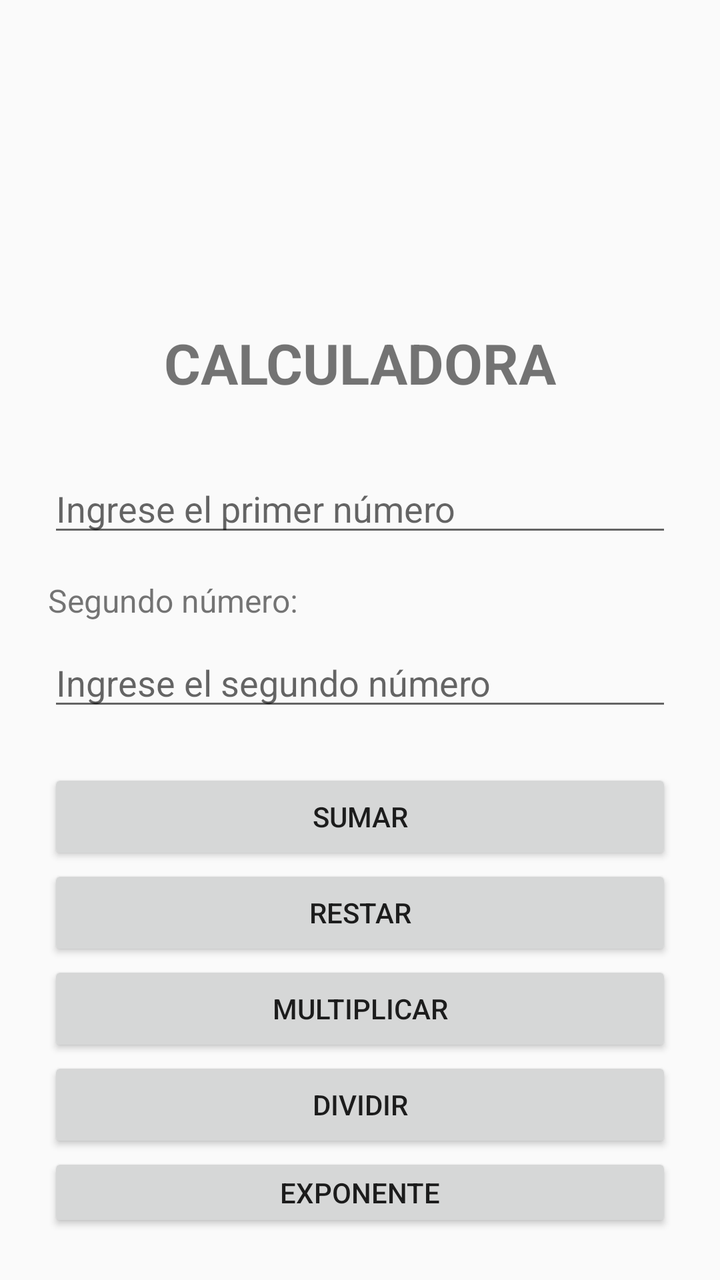
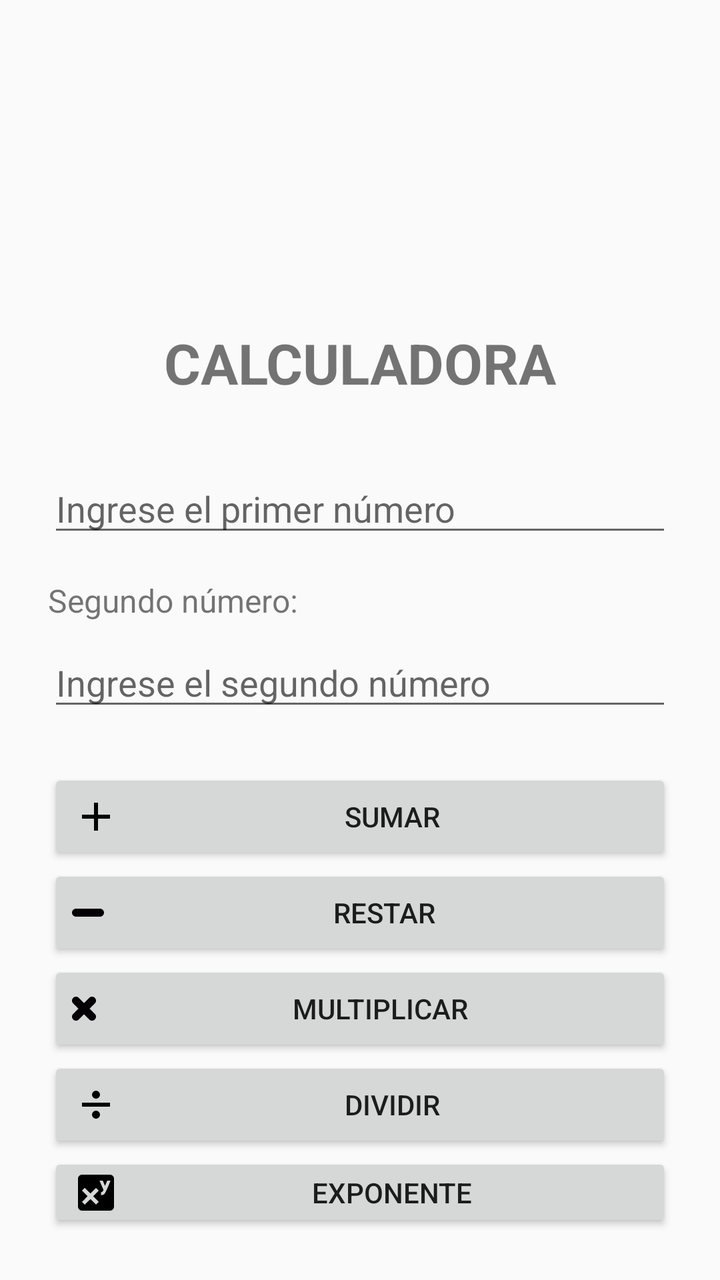

Compare the two renders of this Android layout. The source of the first and the diff that turns it into the second are given below.
<!-- AndroidManifest.xml: application theme Theme.AppCompat.Light.DarkActionBar -->
<!-- res/layout/calculadora.xml -->
<?xml version="1.0" encoding="utf-8"?>
<LinearLayout xmlns:android="http://schemas.android.com/apk/res/android"
    xmlns:tools="http://schemas.android.com/tools"
    android:layout_width="match_parent"
    android:layout_height="match_parent"
    android:orientation="vertical"
    android:padding="24dp">

    <TextView
        android:layout_width="match_parent"
        android:layout_height="wrap_content"
        android:layout_marginBottom="32dp"
        android:gravity="center"
        android:text="Calculadora"
        android:textSize="28sp"
        android:textStyle="bold"
        android:visibility="invisible"
        tools:visibility="invisible" />

    <TextView
        android:id="@+id/textView4"
        android:layout_width="match_parent"
        android:layout_height="wrap_content"
        android:layout_marginBottom="32dp"
        android:gravity="center"
        android:text="Calculadora"
        android:textSize="28sp"
        android:textStyle="bold"
        android:visibility="invisible"
        tools:visibility="invisible" />

    <TextView
        android:id="@+id/textView5"
        android:layout_width="match_parent"
        android:layout_height="wrap_content"
        android:layout_marginBottom="32dp"
        android:gravity="center"
        android:text="CALCULADORA"
        android:textSize="28sp"
        android:textStyle="bold" />

    <EditText
        android:id="@+id/etNumero1"
        android:layout_width="match_parent"
        android:layout_height="wrap_content"
        android:hint="Ingrese el primer número"
        android:inputType="numberDecimal|numberSigned"
        android:layout_marginBottom="16dp" />


    <TextView
        android:id="@+id/tvNumero2"
        android:layout_width="match_parent"
        android:layout_height="wrap_content"
        android:text="Segundo número:"
        android:textSize="16sp"
        android:layout_marginBottom="8dp" />

    <EditText
        android:id="@+id/etNumero2"
        android:layout_width="match_parent"
        android:layout_height="wrap_content"
        android:hint="Ingrese el segundo número"
        android:inputType="numberDecimal|numberSigned"
        android:layout_marginBottom="24dp" />

    
    <Button
        android:id="@+id/btnSumar"
        android:layout_width="match_parent"
        android:layout_height="wrap_content"
        android:text="Sumar" />

    <Button
        android:id="@+id/btnRestar"
        android:layout_width="match_parent"
        android:layout_height="wrap_content"
        android:text="Restar" />

    <Button
        android:id="@+id/btnMultiplicar"
        android:layout_width="match_parent"
        android:layout_height="wrap_content"
        android:text="Multiplicar" />

    <Button
        android:id="@+id/btnDividir"
        android:layout_width="match_parent"
        android:layout_height="wrap_content"
        android:text="Dividir" />

    <Button
        android:id="@+id/btnExponente"
        android:layout_width="match_parent"
        android:layout_height="wrap_content"
        android:text="Exponente" />

    <Button
        android:id="@+id/btnRaiz"
        android:layout_width="match_parent"
        android:layout_height="wrap_content"
        android:text="Raíz cuadrada" />

    <TextView
        android:id="@+id/tvResultado"
        android:layout_width="match_parent"
        android:layout_height="wrap_content"
        android:text="Resultado:"
        android:textSize="20sp"
        android:gravity="center"
        android:layout_marginTop="24dp" />

</LinearLayout>
<!-- resources referenced by this layout -->
<resources>

</resources>

<!-- the commit's change to res/layout/calculadora.xml (unified diff, before → after) -->
@@ -69,37 +69,49 @@
         android:id="@+id/btnSumar"
         android:layout_width="match_parent"
         android:layout_height="wrap_content"
-        android:text="Sumar" />
+        android:text="Sumar"
+        android:drawableStart="@drawable/ic_suma"
+        android:drawablePadding="8dp" />
 
     <Button
         android:id="@+id/btnRestar"
         android:layout_width="match_parent"
         android:layout_height="wrap_content"
-        android:text="Restar" />
+        android:text="Restar"
+        android:drawableStart="@drawable/ic_resta"
+        android:drawablePadding="8dp" />
 
     <Button
         android:id="@+id/btnMultiplicar"
         android:layout_width="match_parent"
         android:layout_height="wrap_content"
-        android:text="Multiplicar" />
+        android:text="Multiplicar"
+        android:drawableStart="@drawable/ic_multiplicacion"
+        android:drawablePadding="8dp" />
 
     <Button
         android:id="@+id/btnDividir"
         android:layout_width="match_parent"
         android:layout_height="wrap_content"
-        android:text="Dividir" />
+        android:text="Dividir"
+        android:drawableStart="@drawable/ic_division"
+        android:drawablePadding="8dp" />
 
     <Button
         android:id="@+id/btnExponente"
         android:layout_width="match_parent"
         android:layout_height="wrap_content"
-        android:text="Exponente" />
+        android:text="Exponente"
+        android:drawableStart="@drawable/ic_expponente"
+        android:drawablePadding="8dp" />
 
     <Button
         android:id="@+id/btnRaiz"
         android:layout_width="match_parent"
         android:layout_height="wrap_content"
-        android:text="Raíz cuadrada" />
+        android:text="Raíz cuadrada"
+        android:drawableStart="@drawable/ic_raiz_cuadrada"
+        android:drawablePadding="8dp" />
 
     <TextView
         android:id="@+id/tvResultado"
<!-- resource entries referenced after the edit -->
@@ -1,5 +1,56 @@
 <!-- resources referenced by this layout -->
 <resources>
-
+  <!-- drawable ic_division (drawable) -->
+  <vector xmlns:android="http://schemas.android.com/apk/res/android"
+      android:width="24dp"
+      android:height="24dp"
+      android:viewportWidth="24"
+      android:viewportHeight="24">
+    <path
+        android:fillColor="#FF000000"
+        android:pathData="M19,13H5V11H19V13M12,5A2,2 0,0 1,14 7A2,2 0,0 1,12 9A2,2 0,0 1,10 7A2,2 0,0 1,12 5M12,15A2,2 0,0 1,14 17A2,2 0,0 1,12 19A2,2 0,0 1,10 17A2,2 0,0 1,12 15Z"/>
+  </vector>
+  <!-- drawable ic_expponente (drawable) -->
+  <vector xmlns:android="http://schemas.android.com/apk/res/android"
+      android:width="24dp"
+      android:height="24dp"
+      android:viewportWidth="24"
+      android:viewportHeight="24">
+    <path
+        android:fillColor="#FF000000"
+        android:pathData="M5,3C3.89,3 3,3.89 3,5V19A2,2 0,0 0,5 21H19A2,2 0,0 0,21 19V5A2,2 0,0 0,19 3H5M13.76,6H15.39L16.5,8.6L17.59,6H19.24C19.24,6 17.5,10.57 16.46,12.32C16.08,12.89 15.35,13.27 14.5,13.25V11.75C14.96,11.76 15.25,11.5 15.5,11.13C15.61,11 15.68,10.8 15.74,10.64L13.76,6M6.41,9.59L9.21,12.38L12,9.59L13.41,11L10.62,13.79L13.41,16.59L12,18L9.21,15.21L6.41,18L5,16.59L7.79,13.79L5,11L6.41,9.59Z"/>
+  </vector>
+  <!-- drawable ic_multiplicacion (drawable) -->
+  <vector xmlns:android="http://schemas.android.com/apk/res/android"
+      android:width="12dp"
+      android:height="12dp"
+      android:viewportWidth="12"
+      android:viewportHeight="12">
+    <path
+        android:pathData="M11.414,0.586c-0.78,-0.781 -2.048,-0.781 -2.828,0L6,3.172L3.414,0.586c-0.78,-0.781 -2.048,-0.781 -2.828,0c-0.781,0.781 -0.781,2.047 0,2.828L3.171,6L0.586,8.586c-0.781,0.781 -0.781,2.047 0,2.828C0.976,11.805 1.488,12 2,12s1.024,-0.195 1.414,-0.586L6,8.828l2.586,2.586C8.976,11.805 9.488,12 10,12c0.512,0 1.024,-0.195 1.414,-0.586c0.781,-0.781 0.781,-2.047 0,-2.828L8.829,6l2.585,-2.586C12.195,2.633 12.195,1.367 11.414,0.586z"
+        android:fillColor="#030104"/>
+  </vector>
+  <!-- drawable ic_raiz_cuadrada (drawable) -->
+  <vector xmlns:android="http://schemas.android.com/apk/res/android" android:height="21.333334dp" android:viewportHeight="512" android:viewportWidth="576" android:width="24dp">
+        
+      <path android:fillColor="#FF000000" android:pathData="M571.31,251.31l-22.62,-22.62c-6.25,-6.25 -16.38,-6.25 -22.63,0L480,274.75l-46.06,-46.06c-6.25,-6.25 -16.38,-6.25 -22.63,0l-22.62,22.62c-6.25,6.25 -6.25,16.38 0,22.63L434.75,320l-46.06,46.06c-6.25,6.25 -6.25,16.38 0,22.63l22.62,22.62c6.25,6.25 16.38,6.25 22.63,0L480,365.25l46.06,46.06c6.25,6.25 16.38,6.25 22.63,0l22.62,-22.62c6.25,-6.25 6.25,-16.38 0,-22.63L525.25,320l46.06,-46.06c6.25,-6.25 6.25,-16.38 0,-22.63zM552,0H307.65c-14.54,0 -27.26,9.8 -30.95,23.87l-84.79,322.8 -58.41,-106.1A32.01,32.01 0,0 0,105.47 224H24c-13.25,0 -24,10.74 -24,24v48c0,13.25 10.75,24 24,24h43.62l88.88,163.73C168.99,503.5 186.3,512 204.94,512c17.27,0 44.44,-9 54.28,-41.48L357.03,96H552c13.25,0 24,-10.75 24,-24V24c0,-13.26 -10.75,-24 -24,-24z"/>
+      
+  </vector>
+  <!-- drawable ic_resta (drawable) -->
+  <vector xmlns:android="http://schemas.android.com/apk/res/android"
+      android:width="16dp"
+      android:height="16dp"
+      android:viewportWidth="16"
+      android:viewportHeight="16">
+    <path
+        android:pathData="M14,6H2C0.896,6 0,6.896 0,8s0.896,2 2,2h12c1.104,0 2,-0.896 2,-2S15.104,6 14,6z"
+        android:fillColor="#030104"/>
+  </vector>
+  <!-- drawable ic_suma (drawable) -->
+  <vector xmlns:android="http://schemas.android.com/apk/res/android" android:height="24dp" android:tint="#000000" android:viewportHeight="24" android:viewportWidth="24" android:width="24dp">
+        
+      <path android:fillColor="@android:color/white" android:pathData="M19,13h-6v6h-2v-6H5v-2h6V5h2v6h6v2z"/>
+      
+  </vector>
 </resources>
 
